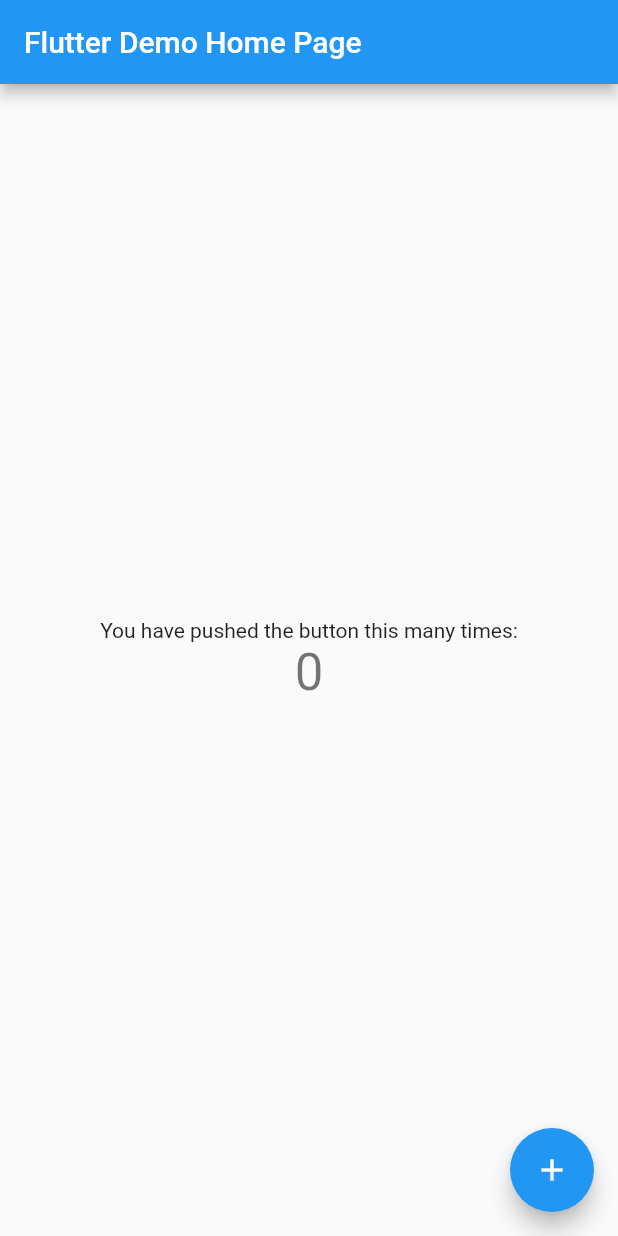
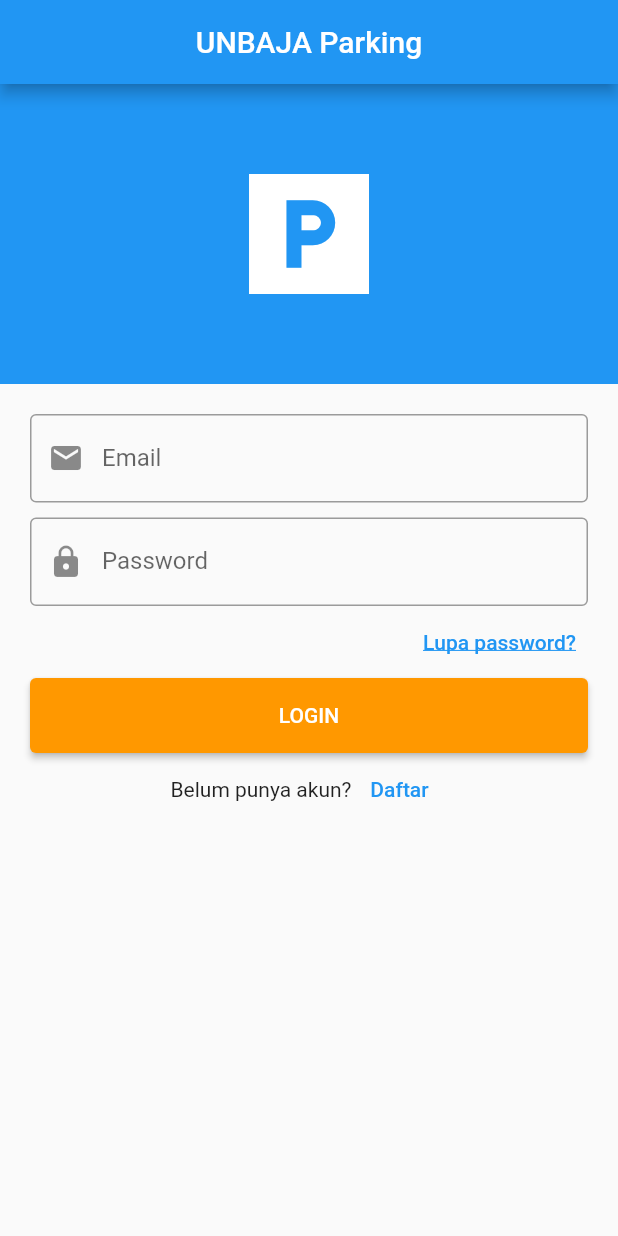
Before and after one commit to askaerlangga/unbaja_parking_app, a Flutter app: the screen it shows after launch, on a phone screen of 412 x 824 dp. Run offline on Flutter 3.47's test engine with Material 2 defaults, Android fonts, the phone set to English and light mode, and no system bars.

Commit message:
Login page design

```diff
--- a/lib/main.dart
+++ b/lib/main.dart
@@ -1,115 +1,15 @@
 import 'package:flutter/material.dart';
+import 'package:unbaja_parking_app/pages/login_page.dart';
 
 void main() {
-  runApp(const MyApp());
+  runApp(MyApp());
 }
 
 class MyApp extends StatelessWidget {
-  const MyApp({Key? key}) : super(key: key);
-
-  // This widget is the root of your application.
   @override
   Widget build(BuildContext context) {
     return MaterialApp(
-      title: 'Flutter Demo',
-      theme: ThemeData(
-        // This is the theme of your application.
-        //
-        // Try running your application with "flutter run". You'll see the
-        // application has a blue toolbar. Then, without quitting the app, try
-        // changing the primarySwatch below to Colors.green and then invoke
-        // "hot reload" (press "r" in the console where you ran "flutter run",
-        // or simply save your changes to "hot reload" in a Flutter IDE).
-        // Notice that the counter didn't reset back to zero; the application
-        // is not restarted.
-        primarySwatch: Colors.blue,
-      ),
-      home: const MyHomePage(title: 'Flutter Demo Home Page'),
+      home: LoginPage(),
     );
   }
 }
-
-class MyHomePage extends StatefulWidget {
-  const MyHomePage({Key? key, required this.title}) : super(key: key);
-
-  // This widget is the home page of your application. It is stateful, meaning
-  // that it has a State object (defined below) that contains fields that affect
-  // how it looks.
-
-  // This class is the configuration for the state. It holds the values (in this
-  // case the title) provided by the parent (in this case the App widget) and
-  // used by the build method of the State. Fields in a Widget subclass are
-  // always marked "final".
-
-  final String title;
-
-  @override
-  State<MyHomePage> createState() => _MyHomePageState();
-}
-
-class _MyHomePageState extends State<MyHomePage> {
-  int _counter = 0;
-
-  void _incrementCounter() {
-    setState(() {
-      // This call to setState tells the Flutter framework that something has
-      // changed in this State, which causes it to rerun the build method below
-      // so that the display can reflect the updated values. If we changed
-      // _counter without calling setState(), then the build method would not be
-      // called again, and so nothing would appear to happen.
-      _counter++;
-    });
-  }
-
-  @override
-  Widget build(BuildContext context) {
-    // This method is rerun every time setState is called, for instance as done
-    // by the _incrementCounter method above.
-    //
-    // The Flutter framework has been optimized to make rerunning build methods
-    // fast, so that you can just rebuild anything that needs updating rather
-    // than having to individually change instances of widgets.
-    return Scaffold(
-      appBar: AppBar(
-        // Here we take the value from the MyHomePage object that was created by
-        // the App.build method, and use it to set our appbar title.
-        title: Text(widget.title),
-      ),
-      body: Center(
-        // Center is a layout widget. It takes a single child and positions it
-        // in the middle of the parent.
-        child: Column(
-          // Column is also a layout widget. It takes a list of children and
-          // arranges them vertically. By default, it sizes itself to fit its
-          // children horizontally, and tries to be as tall as its parent.
-          //
-          // Invoke "debug painting" (press "p" in the console, choose the
-          // "Toggle Debug Paint" action from the Flutter Inspector in Android
-          // Studio, or the "Toggle Debug Paint" command in Visual Studio Code)
-          // to see the wireframe for each widget.
-          //
-          // Column has various properties to control how it sizes itself and
-          // how it positions its children. Here we use mainAxisAlignment to
-          // center the children vertically; the main axis here is the vertical
-          // axis because Columns are vertical (the cross axis would be
-          // horizontal).
-          mainAxisAlignment: MainAxisAlignment.center,
-          children: <Widget>[
-            const Text(
-              'You have pushed the button this many times:',
-            ),
-            Text(
-              '$_counter',
-              style: Theme.of(context).textTheme.headline4,
-            ),
-          ],
-        ),
-      ),
-      floatingActionButton: FloatingActionButton(
-        onPressed: _incrementCounter,
-        tooltip: 'Increment',
-        child: const Icon(Icons.add),
-      ), // This trailing comma makes auto-formatting nicer for build methods.
-    );
-  }
-}
--- /dev/null
+++ b/lib/pages/login_page.dart
@@ -0,0 +1,94 @@
+import 'package:flutter/material.dart';
+
+class LoginPage extends StatelessWidget {
+  const LoginPage({Key? key}) : super(key: key);
+
+  @override
+  Widget build(BuildContext context) {
+    return Scaffold(
+      appBar: AppBar(
+        title: const Text('UNBAJA Parking'),
+        centerTitle: true,
+      ),
+      body: ListView(
+        children: <Widget>[
+          // Logo Aplikasi Parkir
+          Container(
+            height: 200,
+            decoration: const BoxDecoration(
+              color: Colors.blue,
+            ),
+            child: Center(
+              child: Container(
+                color: Colors.white,
+                height: 80,
+                width: 80,
+                child: const Icon(
+                  Icons.local_parking,
+                  size: 60,
+                  color: Colors.blue,
+                ),
+              ),
+            ),
+          ),
+          Container(
+            padding: const EdgeInsets.all(20),
+            child: Column(
+              children: <Widget>[
+                // Textfield Email
+                TextField(
+                  decoration: InputDecoration(
+                      prefixIcon: Icon(Icons.email),
+                      labelText: 'Email',
+                      border: OutlineInputBorder()),
+                ),
+                const SizedBox(
+                  height: 10,
+                ),
+
+                // Textfield Password
+                TextField(
+                  obscureText: true,
+                  decoration: InputDecoration(
+                      prefixIcon: Icon(Icons.lock),
+                      labelText: 'Password',
+                      border: OutlineInputBorder()),
+                ),
+                Align(
+                    alignment: Alignment.centerRight,
+                    child: TextButton(
+                        onPressed: () {},
+                        child: const Text(
+                          'Lupa password?',
+                          style:
+                              TextStyle(decoration: TextDecoration.underline),
+                        ))),
+                // const SizedBox(
+                //   height: 10,
+                // ),
+
+                // Tombol Login
+                Container(
+                    width: MediaQuery.of(context).size.width,
+                    height: 50,
+                    child: ElevatedButton(
+                        style: ElevatedButton.styleFrom(primary: Colors.orange),
+                        onPressed: () {},
+                        child: Text('LOGIN'))),
+
+                // Tombol Daftar akun
+                Row(
+                  mainAxisAlignment: MainAxisAlignment.center,
+                  children: <Widget>[
+                    const Text('Belum punya akun?'),
+                    TextButton(onPressed: () {}, child: const Text('Daftar')),
+                  ],
+                )
+              ],
+            ),
+          )
+        ],
+      ),
+    );
+  }
+}
```
